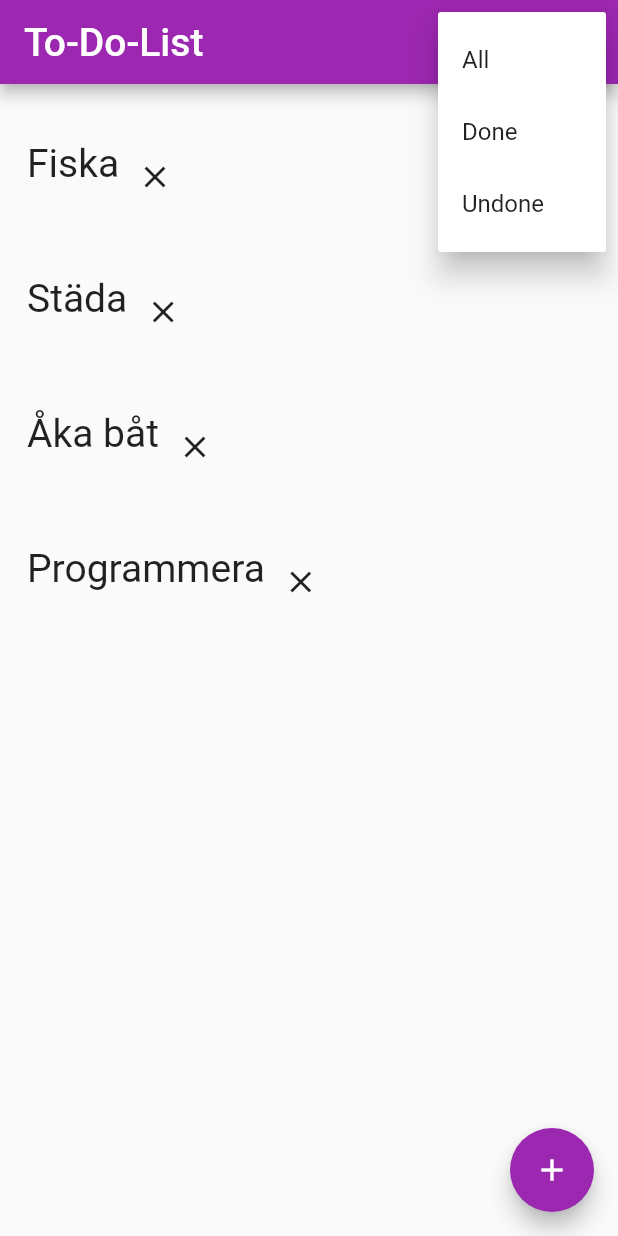
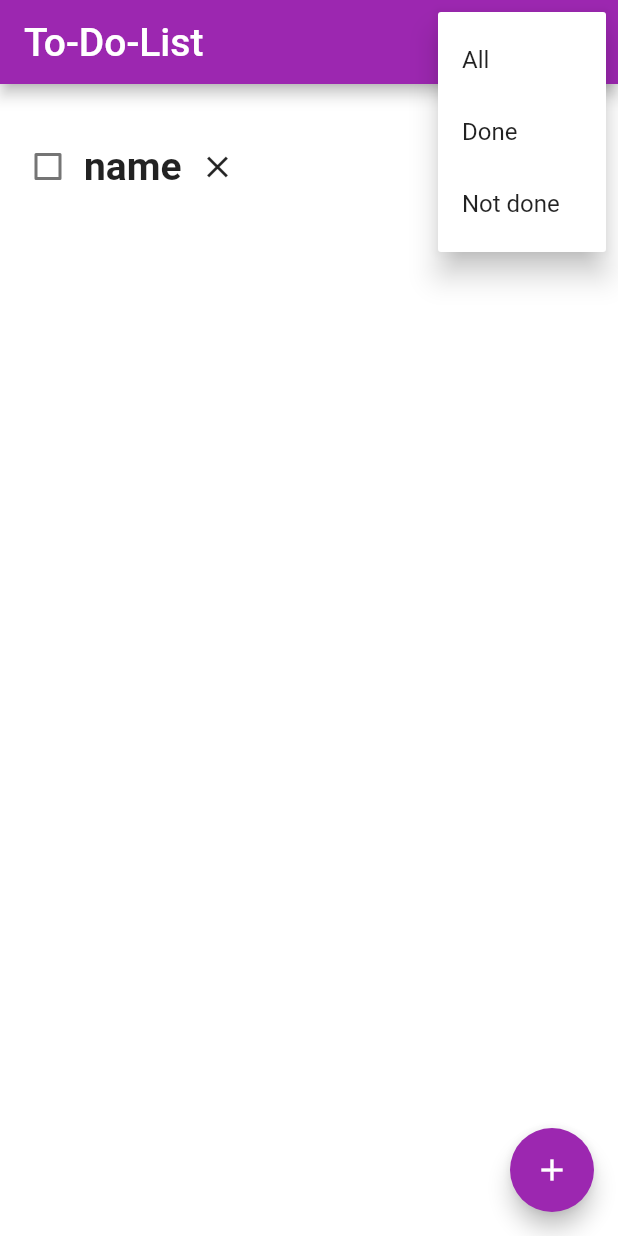
Before and after one commit to gu-tig169/gusengmca, a Flutter app: the screen it shows after launch, after a tap on the "more vert" icon, on a phone screen of 412 x 824 dp. Run offline on Flutter 3.47's test engine with Material 2 defaults, Android fonts, the phone set to English and light mode, and no system bars.

Commit message:
Slutlig inlämning

```diff
--- a/lib/Constants.dart
+++ /dev/null
@@ -1,6 +0,0 @@
-class Constants {
-  static const All = 'All';
-  static const Done = 'Done';
-  static const Undone = 'Undone';
-  static const ChoiceItems = <String>[All, Done, Undone];
-}
--- a/lib/Item.dart
+++ /dev/null
@@ -1,6 +0,0 @@
-class Item {
-  int id;
-  String name;
-  bool isChecked;
-  Item(this.id, this.name, this.isChecked);
-}
--- a/lib/SecondView.dart
+++ b/lib/SecondView.dart
@@ -30,6 +30,9 @@ class SecondView extends StatefulWidget {
         children: [
           TextField(
               controller: activityController,
+              style: TextStyle(
+              fontSize: 26,
+              fontWeight: FontWeight.bold),
               decoration: InputDecoration(
                 border: OutlineInputBorder(),
                 hintText: 'What will you do today?',
@@ -40,9 +43,11 @@ class SecondView extends StatefulWidget {
               ),
             ),
             RaisedButton(
+              color: Colors.purple,
             child: Text('Add',
             style: TextStyle(
               fontSize: 20,
+              color: Colors.white,
             )),
             onPressed: () {
               Navigator.pop(context, activityController.text);
--- /dev/null
+++ b/lib/Todo.dart
@@ -0,0 +1,5 @@
+class Todo {
+  String name;
+  bool done;
+  Todo(this.name, this.done);
+}
--- a/lib/main.dart
+++ b/lib/main.dart
@@ -1,6 +1,6 @@
 import 'package:flutter/material.dart';
 import 'SecondView.dart';
-import 'Item.dart ';
+import 'Todo.dart';
 
 void main() {
   runApp(MaterialApp(
@@ -14,12 +14,14 @@ class MyApp extends StatefulWidget {
 }
 
 class _State extends State<MyApp> {
-  final List<String> activities = <String>['Fiska', 'Städa', 'Åka båt', 'Programmera'];
+  List<Todo> activities = [Todo('name', false)];
 
+ var filterBy = 'all';
 
   @override
   Widget build(BuildContext context) {
     return Scaffold(
+      backgroundColor: Colors.white,
       appBar: AppBar(
         backgroundColor: Colors.purple,
         title: Text('To-Do-List',
@@ -30,10 +32,15 @@ class _State extends State<MyApp> {
         actions: [
           PopupMenuButton(
             icon: Icon(Icons.more_vert),
+            onSelected: (value) {
+              setState(() {
+                filterBy = value;
+              });
+            },
             itemBuilder: (context) => [
               PopupMenuItem(child: Text('All'), value: 'All'),
               PopupMenuItem(child: Text('Done'), value: 'Done'),
-              PopupMenuItem(child: Text('Undone'), value: 'Undone'),
+              PopupMenuItem(child: Text('Not done'), value: 'Not done'),
             ],
           )
         ],
@@ -42,22 +49,34 @@ class _State extends State<MyApp> {
         mainAxisAlignment: MainAxisAlignment.start,
         children: <Widget>[
           Padding(
-            padding: EdgeInsets.all(10),
+            padding: EdgeInsets.all(6),
           ),
           Expanded(
             child: ListView.builder(
-              padding: const EdgeInsets.all(8),
+              padding: const EdgeInsets.all(2),
               itemCount: activities.length,
               itemBuilder: (BuildContext context, int index) {
-
+                var todo =  activities[index];
                 return Container(
                   height: 70,
-                  margin: EdgeInsets.all(10),
+                  margin: EdgeInsets.all(6),
                   child: Row(
-                    crossAxisAlignment: CrossAxisAlignment.start,
+                    mainAxisAlignment: MainAxisAlignment.start,
+                    crossAxisAlignment: CrossAxisAlignment.center,
                     children: <Widget>[
-                       Text('${activities[index]}',
-                      style: TextStyle(fontSize: 26),
+                      Checkbox(
+                        checkColor: Colors.white,
+                        activeColor: Colors.purple,
+                        value: todo.done,
+                        onChanged: (bool newValue) {
+                          todo.done = newValue;
+                          setState(() {
+
+                          });
+                        }
+                      ),
+                       Text(todo.name,
+                      style: TextStyle(fontSize: 26, fontWeight: FontWeight.bold),
                        ),
                        CloseButton(
                          onPressed: () {
@@ -67,7 +86,8 @@ class _State extends State<MyApp> {
 
                            });
                          },
-                       )
+                       ),
+                       Divider(),
                     ]
                     )
                   );
@@ -83,10 +103,11 @@ class _State extends State<MyApp> {
         onPressed: () async {
           var result = await Navigator.push(
 
-            context, MaterialPageRoute(builder: (context) => (SecondView()))
+            context, MaterialPageRoute(
+              builder: (context) => (SecondView()))
 
           );
-        activities.add(result);
+        activities.add(Todo(result, false));
         setState(() {});
         },
       ),
```
